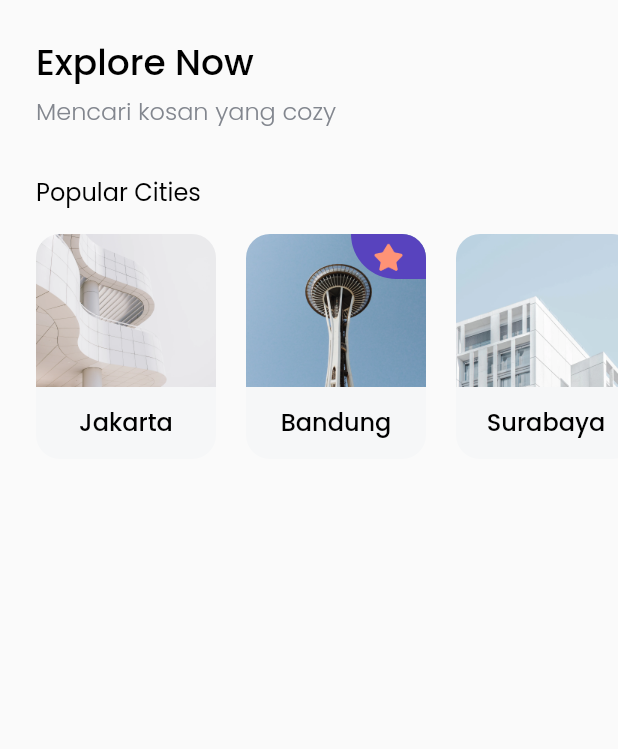
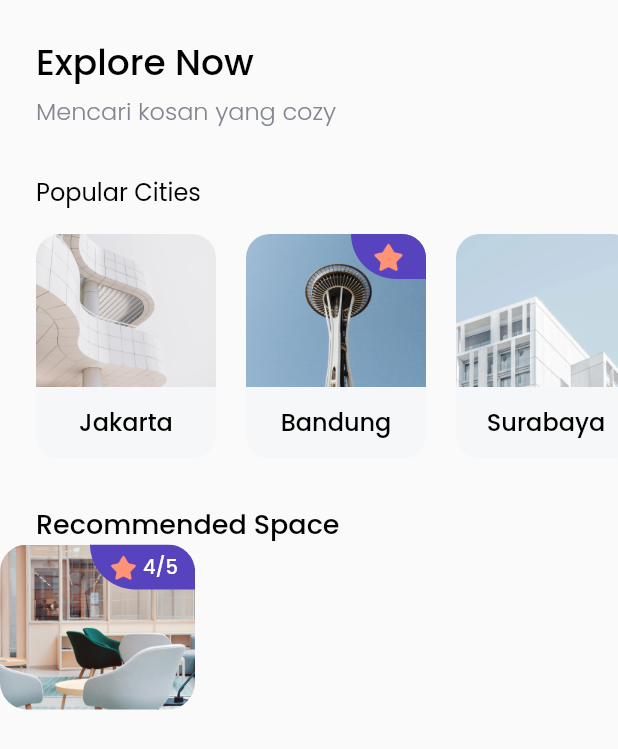
Before and after one commit to Bintaaaa/ui_finding_rent_house, a Flutter app: the HomePage screen opened directly, on a phone screen of 412 x 824 dp. Shown: the top 749 px of the screen. Run offline on Flutter 3.47's test engine with Material 2 defaults, Android fonts, the phone set to English and light mode, and no system bars; our stand-ins replace google_fonts.

Commit message:
foto card

```diff
--- a/lib/pages/home_page.dart
+++ b/lib/pages/home_page.dart
@@ -1,5 +1,6 @@
 import 'package:flutter/material.dart';
 import 'package:ui_bwa_koskos/model/city.dart';
+import 'package:ui_bwa_koskos/pages/space_card.dart';
 import 'package:ui_bwa_koskos/theme/font.dart';
 import 'package:ui_bwa_koskos/widgets/city_card.dart';
 
@@ -34,6 +35,11 @@ class HomePage extends StatelessWidget {
                   padding: EdgeInsets.only(
                 left: edge
               ),
+
+
+                // NOTE: TITLE/HEADER
+
+
                 child: Text(
                   "Mencari kosan yang cozy",
                   style: greyTextStyle.copyWith(
@@ -58,6 +64,10 @@ class HomePage extends StatelessWidget {
               SizedBox(
                 height: 16,
               ),
+
+
+              //NOTE: Popular Cities
+
               Container(
                 height: 150,
                 child: ListView(
@@ -81,15 +91,30 @@ class HomePage extends StatelessWidget {
                     CityCard(
                       City(1,"Surabaya","assets/city3.png",false),
                     ),
-                    SizedBox(
-                      width: 20,
-                    ),
                   ],
                 ),
+              ),
+              SizedBox(
+                height: 30,
+              ),
+              //  NOTE : Recomanded Space
+              Padding(
+                padding: EdgeInsets.only(left: edge),
+                child: Text(
+                  "Recommended Space",
+                  style: blackTextStyle.copyWith(
+                      fontSize: 18
+                  ),
+                ),
+              ),
+              Column(
+                children: [
+                  SpaceCard()
+                ],
               )
             ],
           ),
-        )
+        ),
       )
     );
   }
--- /dev/null
+++ b/lib/pages/space_card.dart
@@ -0,0 +1,63 @@
+import 'package:flutter/material.dart';
+import 'package:ui_bwa_koskos/theme/color.dart';
+import 'package:ui_bwa_koskos/theme/font.dart';
+
+class SpaceCard extends StatelessWidget {
+  @override
+  Widget build(BuildContext context) {
+    return Row(
+      children: [
+        ClipRRect(
+          borderRadius: BorderRadius.circular(18),
+          child: Container(
+            width: 130,
+            height: 110,
+            decoration: BoxDecoration(
+            ),
+            child: Stack(
+              children: [
+                Image.asset(
+                 "assets/space1.png",
+                  fit: BoxFit.cover,
+                ),
+                Align(
+                  alignment: Alignment.topRight,
+                  child: Container(
+                    width: 70,
+                    height: 30,
+                    decoration: BoxDecoration(color: purpleColor,
+                      borderRadius: BorderRadius.only(
+                          bottomLeft: Radius.circular(30)
+                      ),
+                    ),
+                    child: Center(
+                      child : Row(
+                        mainAxisAlignment: MainAxisAlignment.center,
+                        children: [
+                          Image.asset(
+                              "assets/icon_star.png",
+                            width: 22,
+                            height: 22,
+                          ),
+                          SizedBox(
+                            width: 2,
+                          ),
+                          Text(
+                              "4/5",
+                          style: whiteTextStyle.copyWith(
+                            fontSize: 13
+                          ),
+                          )
+                        ],
+                      ),
+                    )
+                  ),
+                )
+              ],
+            )
+          ),
+        )
+      ],
+    );
+  }
+}
```
